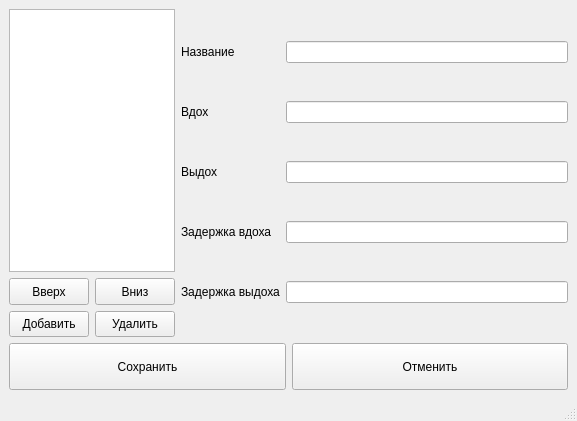
Qt form src/SettingsWindow/settings.ui (dvarubla/breathe_trainer) before a commit.
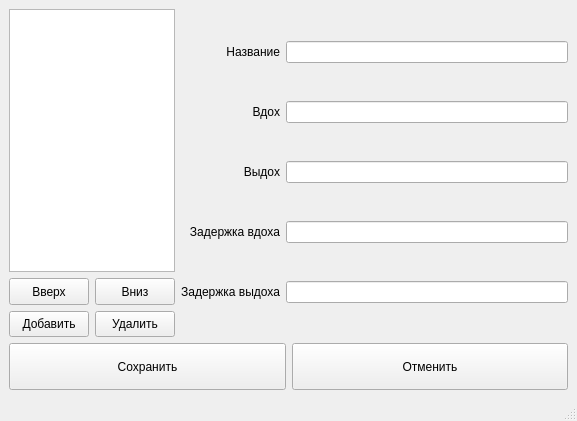
The same form after that commit.

Commit message: Better alignment

Diff of the .ui file:
```diff
--- a/src/SettingsWindow/settings.ui
+++ b/src/SettingsWindow/settings.ui
@@ -22,6 +22,9 @@
         <property name="text">
          <string>Задержка выдоха</string>
         </property>
+        <property name="alignment">
+         <set>Qt::AlignRight|Qt::AlignTrailing|Qt::AlignVCenter</set>
+        </property>
        </widget>
       </item>
       <item row="4" column="1">
@@ -38,6 +41,9 @@
         <property name="text">
          <string>Задержка вдоха</string>
         </property>
+        <property name="alignment">
+         <set>Qt::AlignRight|Qt::AlignTrailing|Qt::AlignVCenter</set>
+        </property>
        </widget>
       </item>
       <item row="1" column="1">
@@ -48,6 +54,9 @@
         <property name="text">
          <string>Выдох</string>
         </property>
+        <property name="alignment">
+         <set>Qt::AlignRight|Qt::AlignTrailing|Qt::AlignVCenter</set>
+        </property>
        </widget>
       </item>
       <item row="1" column="0">
@@ -55,6 +64,9 @@
         <property name="text">
          <string>Вдох</string>
         </property>
+        <property name="alignment">
+         <set>Qt::AlignRight|Qt::AlignTrailing|Qt::AlignVCenter</set>
+        </property>
        </widget>
       </item>
       <item row="0" column="0">
@@ -62,6 +74,9 @@
         <property name="text">
          <string>Название</string>
         </property>
+        <property name="alignment">
+         <set>Qt::AlignRight|Qt::AlignTrailing|Qt::AlignVCenter</set>
+        </property>
        </widget>
       </item>
       <item row="0" column="1">
```
